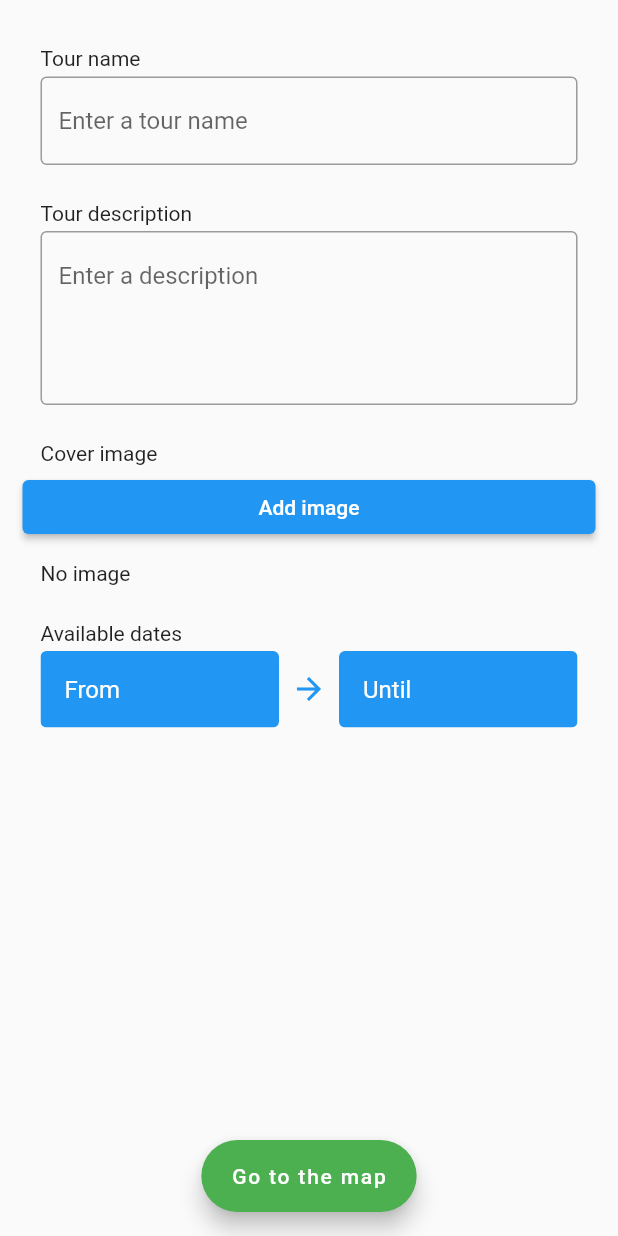
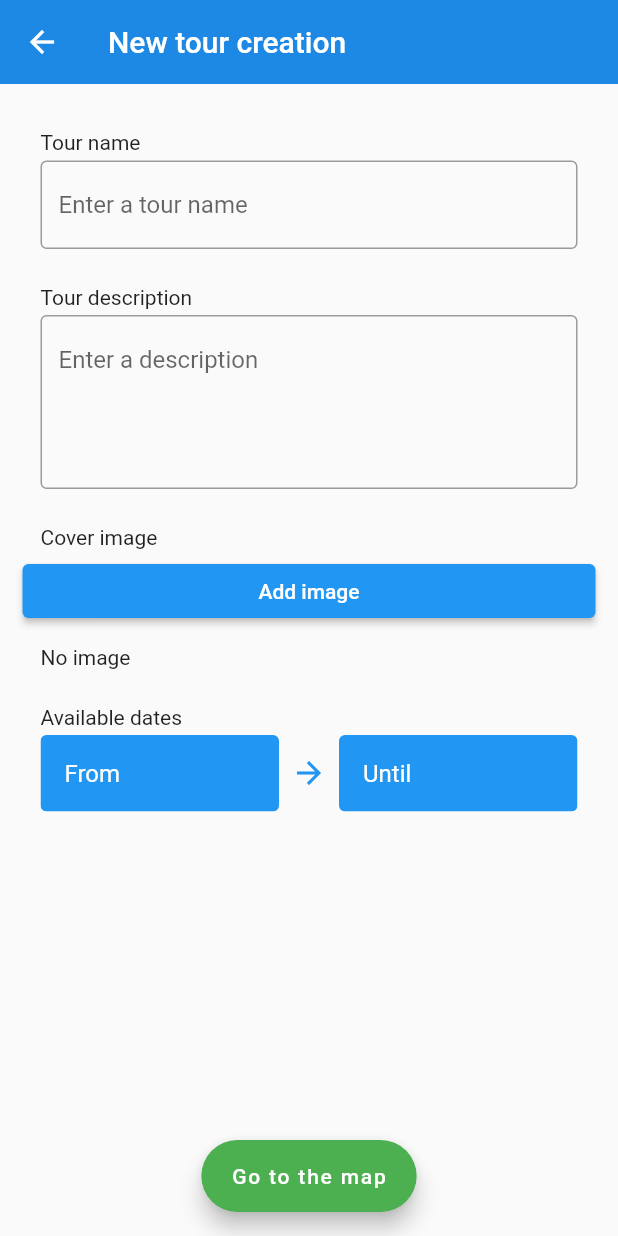
Before and after one commit to nurSaadat/RemoteGuide, a Flutter app: the CreateRoute screen opened directly, on a phone screen of 412 x 824 dp. Run offline on Flutter 3.47's test engine with Material 2 defaults, Android fonts, the phone set to English and light mode, and no system bars; our stand-ins replace cloud_firestore, firebase_auth, firebase_core, firebase_database, firebase_storage, flutter_spinkit and 1 more; accounts and stored records are empty.

Commit message:
chore(): refactoring

```diff
--- a/lib/pages/home/home.dart
+++ b/lib/pages/home/home.dart
@@ -1,11 +1,11 @@
 import 'package:cloud_firestore/cloud_firestore.dart';
 import 'package:flutter/material.dart';
 import 'package:provider/provider.dart';
+import 'package:remote_guide_firebase/pages/home/profile_page.dart';
 import 'package:remote_guide_firebase/pages/home/upcoming.dart';
 import 'package:remote_guide_firebase/services/auth.dart';
 import 'package:remote_guide_firebase/services/database.dart';
 import 'package:remote_guide_firebase/pages/home/my_routes/my_routes.dart';
-import 'my_routes/create_route.dart';
 
 class Home extends StatefulWidget {
   const Home({Key? key}) : super(key: key);
@@ -20,7 +20,7 @@ class _Home extends State<Home> {
   static const List<Widget> _widgetOptions = <Widget>[
     MyRoutes(),
     UpcomingTours(),
-    CreateRoute(),
+    ProfilePage(),
   ];
 
   void _onItemTapped(int index) {
--- a/lib/pages/home/my_routes/create_route.dart
+++ b/lib/pages/home/my_routes/create_route.dart
@@ -59,6 +59,11 @@ class _CreateRouteState extends State<CreateRoute> {
   @override
   Widget build(BuildContext context) {
     return Scaffold(
+      appBar: AppBar(
+        title: const Text('New tour creation'),
+        backgroundColor: Colors.blue[600],
+        elevation: 0.0,
+      ),
       body: Form(
         key: _formKey,
         child: ListView(
@@ -152,7 +157,6 @@ class _CreateRouteState extends State<CreateRoute> {
       floatingActionButton: FloatingActionButton.extended(
         onPressed: () {
           if (_formKey.currentState!.validate()) {
-            // setState(() => loading = true);
             final ref = FirebaseFirestore.instance;
             ref.collection('routes').doc(name).set({
               "name": name,
@@ -162,8 +166,9 @@ class _CreateRouteState extends State<CreateRoute> {
           }
           uploadFile();
           print("[INFO] Route is being created...");
+          // go back to the previous page
+          Navigator.pop(context);
         },
-
         label: const Text('Go to the map'),
         backgroundColor: Colors.green,
       ),
--- /dev/null
+++ b/lib/pages/home/tour_class.dart
@@ -0,0 +1,7 @@
+class Tour {
+  final String name;
+  final String description;
+  final String imagePath;
+
+  const Tour(this.name, this.description, this.imagePath);
+}
```
Also changed, not shown: lib/pages/home/my_routes/my_routes.dart (+9 -1 lines), lib/pages/home/profile_page.dart (added, +17 -0 lines).
